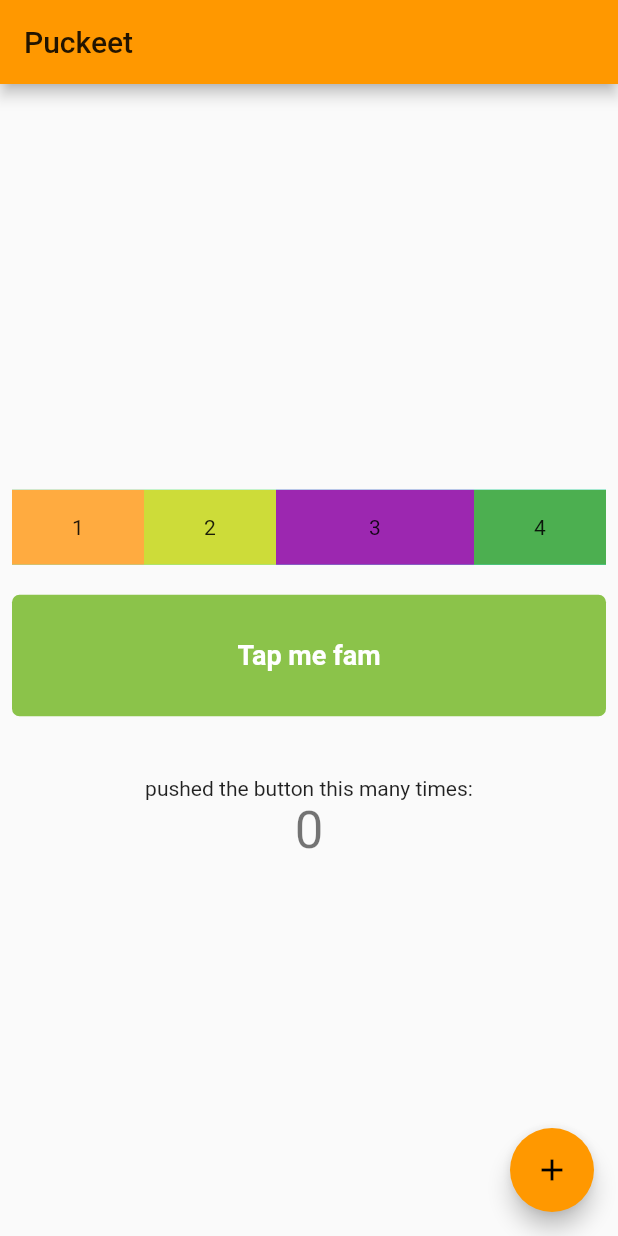
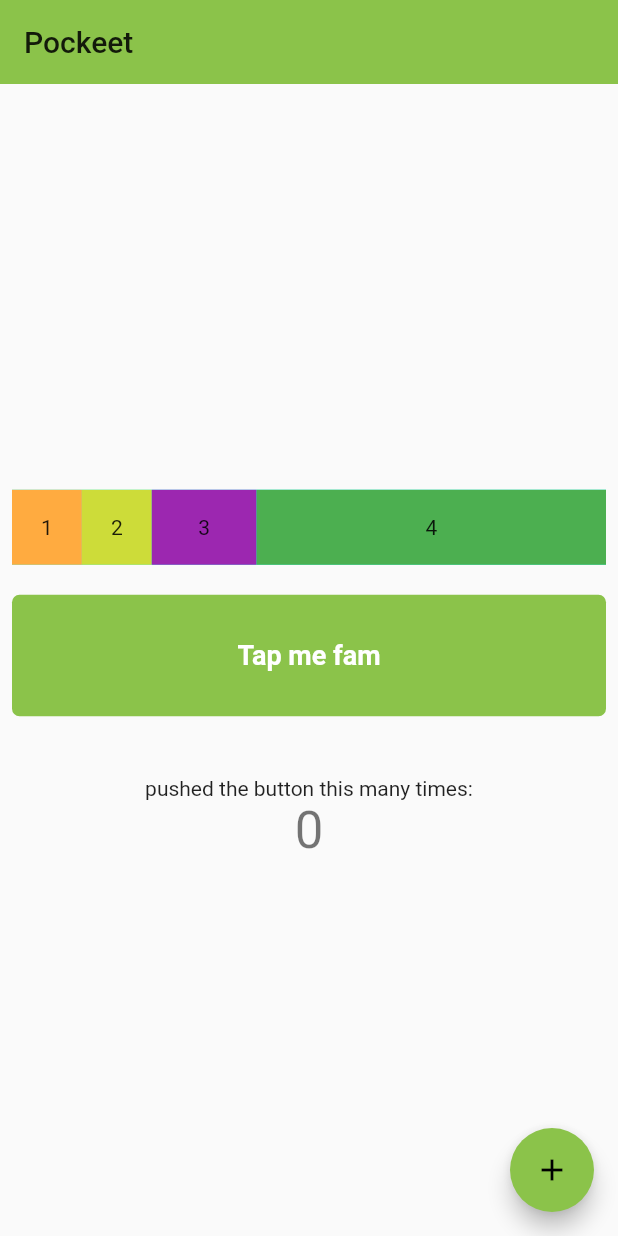
Before and after one commit to sammyodiagbe/flutter-journey, a Flutter app: the screen it shows after launch, on a phone screen of 412 x 824 dp. Run offline on Flutter 3.47's test engine with Material 2 defaults, Android fonts, the phone set to English and light mode, and no system bars.

Commit message:
more learning on rows

```diff
--- a/rida/lib/main.dart
+++ b/rida/lib/main.dart
@@ -10,12 +10,13 @@ class MyApp extends StatelessWidget {
   Widget build(BuildContext context) {
     return MaterialApp(
       title: 'Flutter Demo',
+
       theme: ThemeData(
 
-        primarySwatch: Colors.orange,
+        primarySwatch: Colors.lightGreen,
       ),
       debugShowCheckedModeBanner: false,
-      home: MyHomePage(title: 'Puckeet'),
+      home: MyHomePage(title: 'Pockeet'),
     );
   }
 }
@@ -64,6 +65,7 @@ class _MyHomePageState extends State<MyHomePage> {
       top: false,
       child: Scaffold(
         appBar: AppBar(
+          elevation: 0,
           // Here we take the value from the MyHomePage object that was created by
           // the App.build method, and use it to set our appbar title.
           title: Text(widget.title),
@@ -114,7 +116,7 @@ class _MyHomePageState extends State<MyHomePage> {
                     )),
                   ),
                   Expanded(
-                    flex: 2,
+                    flex: 10,
                     child: Container(child: Center(child: Text('4')),height: 50,decoration: BoxDecoration(
                       color: Colors.green
                     )),
@@ -132,7 +134,7 @@ class _MyHomePageState extends State<MyHomePage> {
                     borderRadius: BorderRadius.circular(5),
                     color: Colors.lightGreen[500]
                   ),
-                  child: Center(child: Text('Tap me fam', style: TextStyle(fontWeight: FontWeight.w700, fontSize: 18, color: Colors.white),),),
+                  child: Center(child: Text('Tap me fam', style: TextStyle(fontWeight: FontWeight.w700, fontSize: 18, color: Colors.white,),),),
                 ),
 
               ),
```
